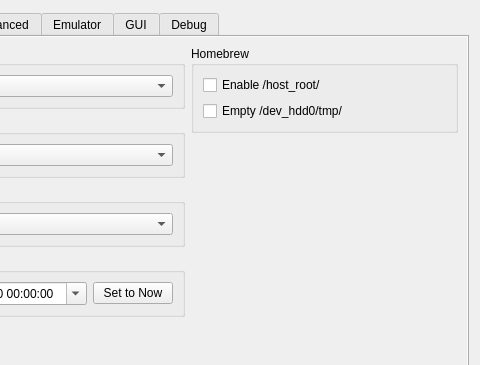
The window that rpcs3/rpcs3qt/settings_dialog.ui (RPCS3/rpcs3) describes before a commit, drawn with Qt 5; both pictures show x 376 to 856 and y 0 to 365 of the 856 by 688 pixel window.
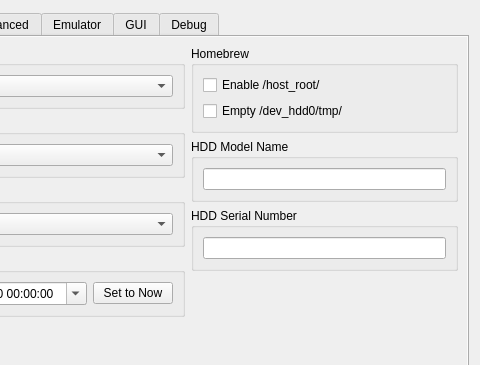
The same window after the commit. The open tabs and pages were chosen to show the change. Icons and pictures are not drawn. Custom widgets are drawn as their Qt base class.

Commit message: QT: Made HDD Model Name & HDD Serial Number settings accessible via GUI

```diff
--- a/rpcs3/rpcs3qt/settings_dialog.ui
+++ b/rpcs3/rpcs3qt/settings_dialog.ui
@@ -2185,6 +2185,44 @@
                  </layout>
                 </widget>
                </item>
+               <item>
+                <widget class="QGroupBox" name="gb_edit_hdd_model">
+                 <property name="title">
+                  <string>HDD Model Name</string>
+                 </property>
+                 <layout class="QVBoxLayout" name="gb_edit_hdd_model_layout">
+                  <item>
+                   <widget class="QLineEdit" name="edit_hdd_model">
+                    <property name="sizePolicy">
+                     <sizepolicy hsizetype="Preferred" vsizetype="Fixed">
+                      <horstretch>0</horstretch>
+                      <verstretch>0</verstretch>
+                     </sizepolicy>
+                    </property>
+                   </widget>
+                  </item>
+                 </layout>
+                </widget>
+               </item>
+               <item>
+                <widget class="QGroupBox" name="gb_edit_hdd_serial">
+                 <property name="title">
+                  <string>HDD Serial Number</string>
+                 </property>
+                 <layout class="QVBoxLayout" name="gb_edit_hdd_serial_layout">
+                  <item>
+                   <widget class="QLineEdit" name="edit_hdd_serial">
+                    <property name="sizePolicy">
+                     <sizepolicy hsizetype="Preferred" vsizetype="Fixed">
+                      <horstretch>0</horstretch>
+                      <verstretch>0</verstretch>
+                     </sizepolicy>
+                    </property>
+                   </widget>
+                  </item>
+                 </layout>
+                </widget>
+               </item>
                <item>
                 <spacer name="systemTabRightVerticalSpacer">
                  <property name="orientation">
```
The commit also changes 5 other files.
